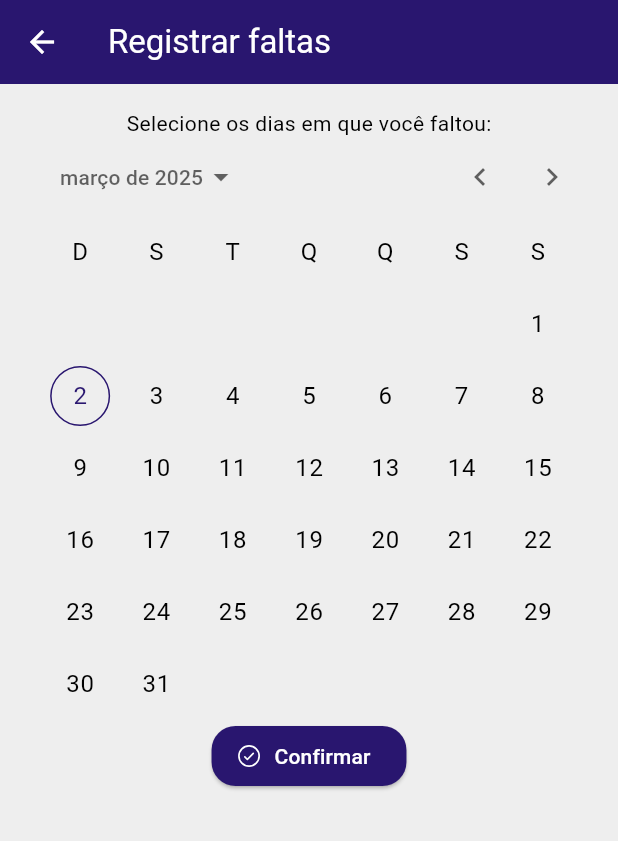
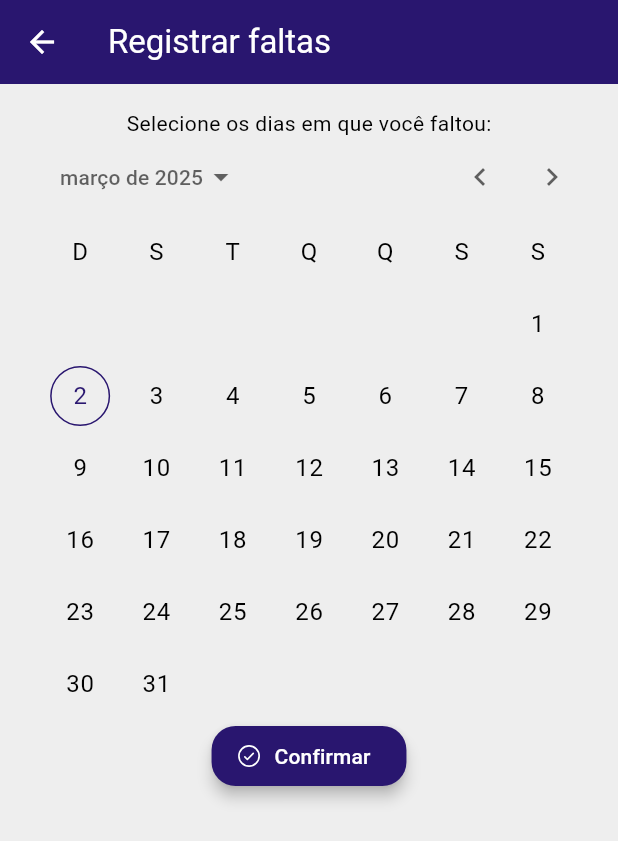
Before and after one commit to bernardolansing/faltometro_ufrgs, a Flutter app: the RegisterAbsenceScreen screen opened directly with empty values, on a phone screen of 412 x 824 dp. Shown: the top 841 px of the screen. Run offline on Flutter 3.47's test engine with Material 3 defaults, Android fonts, the phone set to English and light mode, and no system bars; our stand-ins replace flutter_local_notifications, permission_handler, phosphor_flutter, timezone.

Commit message:
added elevation for ElevatedButton and changed splash color for the calendar at RegisterAbsenceScreen

```diff
--- a/lib/src/screens/register_absence_screen.dart
+++ b/lib/src/screens/register_absence_screen.dart
@@ -40,6 +40,7 @@ class _RegisterAbsenceScreenState extends State<RegisterAbsenceScreen> {
       selectedDayHighlightColor: themeIsDark
           ? theme.colorScheme.secondary.withAlpha(175)
           : null,
+      daySplashColor: theme.colorScheme.secondary,
       controlsTextStyle: textStyle,
       dayTextStyle: textStyle,
       monthTextStyle: textStyle,
--- a/lib/src/theme.dart
+++ b/lib/src/theme.dart
@@ -27,6 +27,7 @@ final lightTheme = ThemeData(
   ),
   elevatedButtonTheme: ElevatedButtonThemeData(
     style: ButtonStyle(
+      elevation: const WidgetStatePropertyAll(4),
       backgroundColor: WidgetStateProperty.resolveWith((states) {
         return states.contains(WidgetState.disabled)
             ? const Color(0xFFBDC2C2)
```
